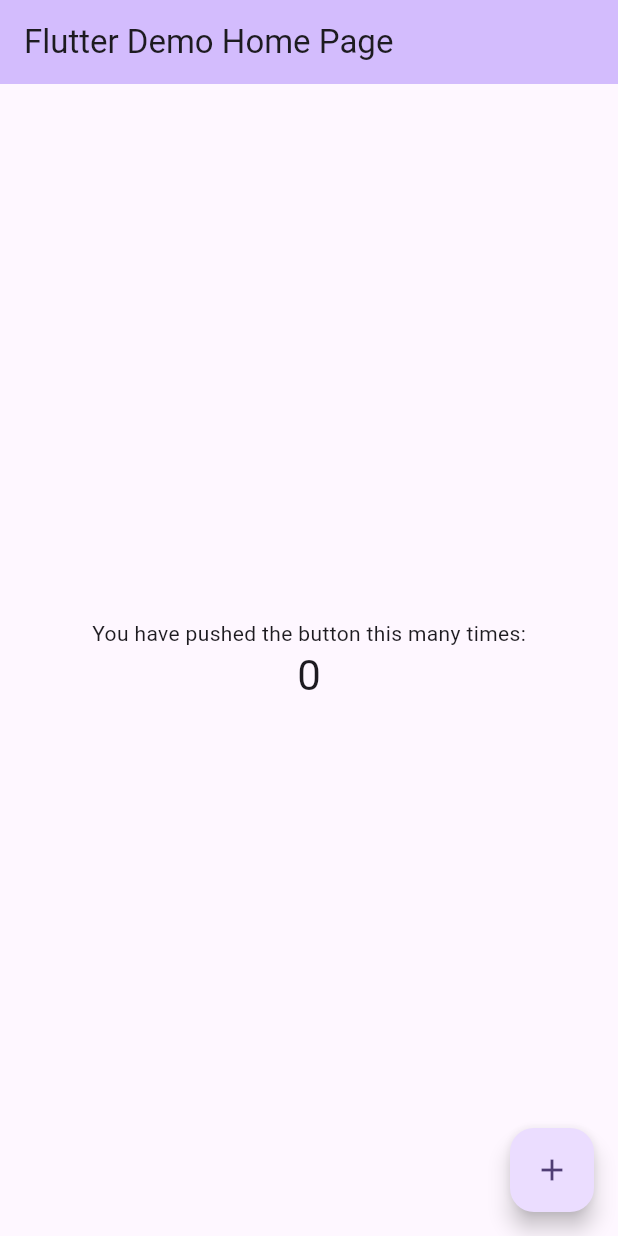
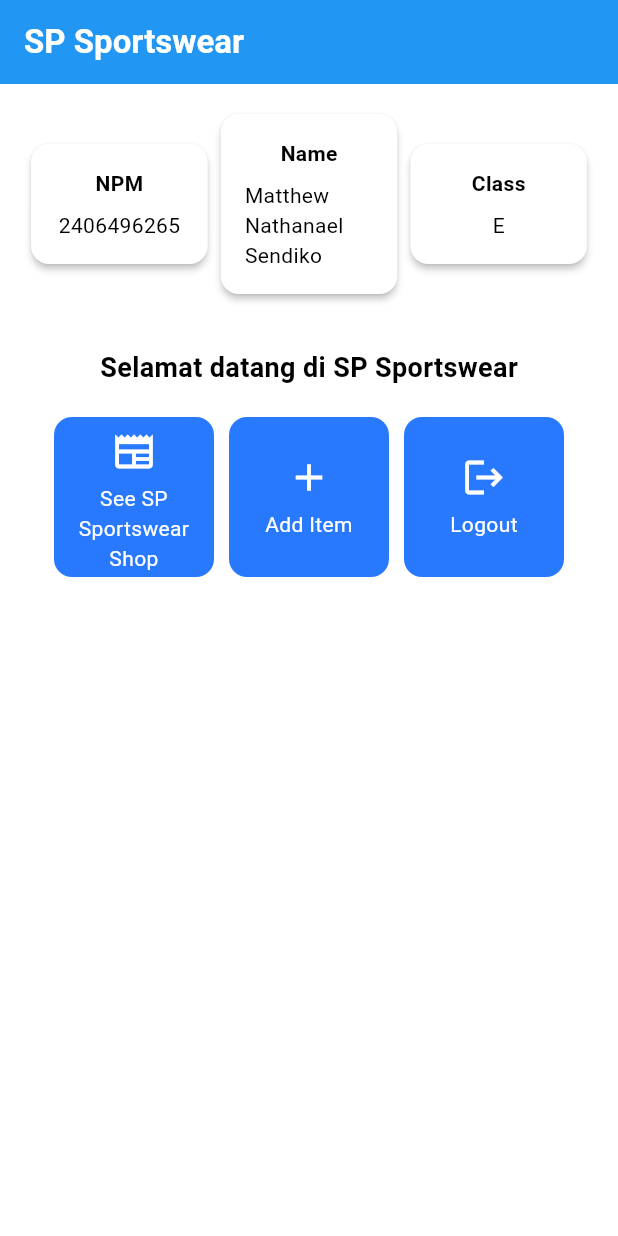
Before and after one commit to matthewnathanael/sp-sportswear-mobile, a Flutter app: the screen it shows after launch, on a phone screen of 412 x 824 dp. Run offline on Flutter 3.47's test engine with Material 3 defaults, Android fonts, the phone set to English and light mode, and no system bars.

Commit message:
Adding GUI, see Shop Button, Logout Button, Add Item button

```diff
--- a/lib/main.dart
+++ b/lib/main.dart
@@ -1,4 +1,5 @@
 import 'package:flutter/material.dart';
+import 'package:sp_sportswear_mobile/menu.dart';
 
 void main() {
   runApp(const MyApp());
@@ -28,95 +29,11 @@
         //
         // This works for code too, not just values: Most code changes can be
         // tested with just a hot reload.
-        colorScheme: ColorScheme.fromSeed(seedColor: Colors.deepPurple),
+        colorScheme: ColorScheme.fromSwatch(primarySwatch: Colors.blue)
+            .copyWith(secondary: Colors.blueAccent[400]),
       ),
-      home: const MyHomePage(title: 'Flutter Demo Home Page'),
+      home: MyHomePage( colorScheme: ColorScheme.fromSwatch(primarySwatch: Colors.blue)
+          .copyWith(secondary: Colors.blueAccent[400]),),
     );
   }
 }
-
-class MyHomePage extends StatefulWidget {
-  const MyHomePage({super.key, required this.title});
-
-  // This widget is the home page of your application. It is stateful, meaning
-  // that it has a State object (defined below) that contains fields that affect
-  // how it looks.
-
-  // This class is the configuration for the state. It holds the values (in this
-  // case the title) provided by the parent (in this case the App widget) and
-  // used by the build method of the State. Fields in a Widget subclass are
-  // always marked "final".
-
-  final String title;
-
-  @override
-  State<MyHomePage> createState() => _MyHomePageState();
-}
-
-class _MyHomePageState extends State<MyHomePage> {
-  int _counter = 0;
-
-  void _incrementCounter() {
-    setState(() {
-      // This call to setState tells the Flutter framework that something has
-      // changed in this State, which causes it to rerun the build method below
-      // so that the display can reflect the updated values. If we changed
-      // _counter without calling setState(), then the build method would not be
-      // called again, and so nothing would appear to happen.
-      _counter++;
-    });
-  }
-
-  @override
-  Widget build(BuildContext context) {
-    // This method is rerun every time setState is called, for instance as done
-    // by the _incrementCounter method above.
-    //
-    // The Flutter framework has been optimized to make rerunning build methods
-    // fast, so that you can just rebuild anything that needs updating rather
-    // than having to individually change instances of widgets.
-    return Scaffold(
-      appBar: AppBar(
-        // TRY THIS: Try changing the color here to a specific color (to
-        // Colors.amber, perhaps?) and trigger a hot reload to see the AppBar
-        // change color while the other colors stay the same.
-        backgroundColor: Theme.of(context).colorScheme.inversePrimary,
-        // Here we take the value from the MyHomePage object that was created by
-        // the App.build method, and use it to set our appbar title.
-        title: Text(widget.title),
-      ),
-      body: Center(
-        // Center is a layout widget. It takes a single child and positions it
-        // in the middle of the parent.
-        child: Column(
-          // Column is also a layout widget. It takes a list of children and
-          // arranges them vertically. By default, it sizes itself to fit its
-          // children horizontally, and tries to be as tall as its parent.
-          //
-          // Column has various properties to control how it sizes itself and
-          // how it positions its children. Here we use mainAxisAlignment to
-          // center the children vertically; the main axis here is the vertical
-          // axis because Columns are vertical (the cross axis would be
-          // horizontal).
-          //
-          // TRY THIS: Invoke "debug painting" (choose the "Toggle Debug Paint"
-          // action in the IDE, or press "p" in the console), to see the
-          // wireframe for each widget.
-          mainAxisAlignment: MainAxisAlignment.center,
-          children: <Widget>[
-            const Text('You have pushed the button this many times:'),
-            Text(
-              '$_counter',
-              style: Theme.of(context).textTheme.headlineMedium,
-            ),
-          ],
-        ),
-      ),
-      floatingActionButton: FloatingActionButton(
-        onPressed: _incrementCounter,
-        tooltip: 'Increment',
-        child: const Icon(Icons.add),
-      ), // This trailing comma makes auto-formatting nicer for build methods.
-    );
-  }
-}
--- /dev/null
+++ b/lib/menu.dart
@@ -0,0 +1,191 @@
+import 'package:flutter/material.dart';
+
+class MyHomePage extends StatelessWidget {
+  MyHomePage({super.key, required ColorScheme colorScheme});
+
+  final String nama = "Matthew Nathanael Sendiko"; //nama
+  final String npm = "2406496265"; //npm
+  final String kelas = "E"; //kelas
+
+  final List<ItemHomepage> items = [
+    ItemHomepage("See SP Sportswear Shop", Icons.newspaper),
+    ItemHomepage("Add Item", Icons.add),
+    ItemHomepage("Logout", Icons.logout),
+  ];
+
+  @override
+  Widget build(BuildContext context) {
+    // Scaffold menyediakan struktur dasar halaman dengan AppBar dan body.
+    return Scaffold(
+      // AppBar adalah bagian atas halaman yang menampilkan judul.
+      appBar: AppBar(
+        // Judul aplikasi "SP Sportswear" dengan teks putih dan tebal.
+        title: const Text(
+          'SP Sportswear',
+          style: TextStyle(
+            color: Colors.white,
+            fontWeight: FontWeight.bold,
+          ),
+        ),
+        // Warna latar belakang AppBar diambil dari skema warna tema aplikasi.
+        backgroundColor: Theme
+            .of(context)
+            .colorScheme
+            .primary,
+      ),
+      // Body halaman dengan padding di sekelilingnya.
+      body: Padding(
+        padding: const EdgeInsets.all(16.0),
+        // Menyusun widget secara vertikal dalam sebuah kolom.
+        child: Column(
+          crossAxisAlignment: CrossAxisAlignment.center,
+          children: [
+            // Row untuk menampilkan 3 InfoCard secara horizontal.
+            Row(
+              mainAxisAlignment: MainAxisAlignment.spaceEvenly,
+              children: [
+                InfoCard(title: 'NPM', content: npm),
+                InfoCard(title: 'Name', content: nama),
+                InfoCard(title: 'Class', content: kelas),
+              ],
+            ),
+
+            // Memberikan jarak vertikal 16 unit.
+            const SizedBox(height: 16.0),
+
+            // Menempatkan widget berikutnya di tengah halaman.
+            Center(
+              child: Column(
+                // Menyusun teks dan grid item secara vertikal.
+
+                children: [
+                  // Menampilkan teks sambutan dengan gaya tebal dan ukuran 18.
+                  const Padding(
+                    padding: EdgeInsets.only(top: 16.0),
+                    child: Text(
+                      'Selamat datang di SP Sportswear',
+                      style: TextStyle(
+                        fontWeight: FontWeight.bold,
+                        fontSize: 18.0,
+                      ),
+                    ),
+                  ),
+
+                  // Grid untuk menampilkan ItemCard dalam bentuk grid 3 kolom.
+                  GridView.count(
+                    primary: true,
+                    padding: const EdgeInsets.all(20),
+                    crossAxisSpacing: 10,
+                    mainAxisSpacing: 10,
+                    crossAxisCount: 3,
+                    // Agar grid menyesuaikan tinggi kontennya.
+                    shrinkWrap: true,
+
+                    // Menampilkan ItemCard untuk setiap item dalam list items.
+                    children: items.map((ItemHomepage item) {
+                      return ItemCard(item);
+                    }).toList(),
+                  ),
+                ],
+              ),
+            ),
+          ],
+        ),
+      ),
+    );
+  }
+}
+
+class InfoCard extends StatelessWidget {
+  // Kartu informasi yang menampilkan title dan content.
+
+  final String title;  // Judul kartu.
+  final String content;  // Isi kartu.
+
+  const InfoCard({super.key, required this.title, required this.content});
+
+  @override
+  Widget build(BuildContext context) {
+    return Card(
+      // Membuat kotak kartu dengan bayangan dibawahnya.
+      elevation: 2.0,
+      child: Container(
+        // Mengatur ukuran dan jarak di dalam kartu.
+        width: MediaQuery.of(context).size.width / 3.5, // menyesuaikan dengan lebar device yang digunakan.
+        padding: const EdgeInsets.all(16.0),
+        // Menyusun title dan content secara vertikal.
+        child: Column(
+          children: [
+            Text(
+              title,
+              style: const TextStyle(fontWeight: FontWeight.bold),
+            ),
+            const SizedBox(height: 8.0),
+            Text(content),
+          ],
+        ),
+      ),
+    );
+  }
+}
+
+class ItemHomepage {
+  final String name;
+  final IconData icon;
+
+  ItemHomepage(this.name, this.icon);
+}
+
+class ItemCard extends StatelessWidget {
+  // Menampilkan kartu dengan ikon dan nama.
+
+  final ItemHomepage item;
+
+  const ItemCard(this.item, {super.key});
+
+  @override
+  Widget build(BuildContext context) {
+    return Material(
+      // Menentukan warna latar belakang dari tema aplikasi.
+      color: Theme.of(context).colorScheme.secondary,
+      // Membuat sudut kartu melengkung.
+      borderRadius: BorderRadius.circular(12),
+
+      child: InkWell(
+        // Aksi ketika kartu ditekan.
+        onTap: () {
+          // Menampilkan pesan SnackBar saat kartu ditekan.
+          ScaffoldMessenger.of(context)
+            ..hideCurrentSnackBar()
+            ..showSnackBar(
+                SnackBar(content: Text("Kamu telah menekan tombol ${item.name}!"))
+            );
+        },
+        // Container untuk menyimpan Icon dan Text
+        child: Container(
+          padding: const EdgeInsets.all(8),
+          child: Center(
+            child: Column(
+              // Menyusun ikon dan teks di tengah kartu.
+              mainAxisAlignment: MainAxisAlignment.center,
+              children: [
+                Icon(
+                  item.icon,
+                  color: Colors.white,
+                  size: 30.0,
+                ),
+                const Padding(padding: EdgeInsets.all(3)),
+                Text(
+                  item.name,
+                  textAlign: TextAlign.center,
+                  style: const TextStyle(color: Colors.white),
+                ),
+              ],
+            ),
+          ),
+        ),
+      ),
+    );
+  }
+
+}
```
